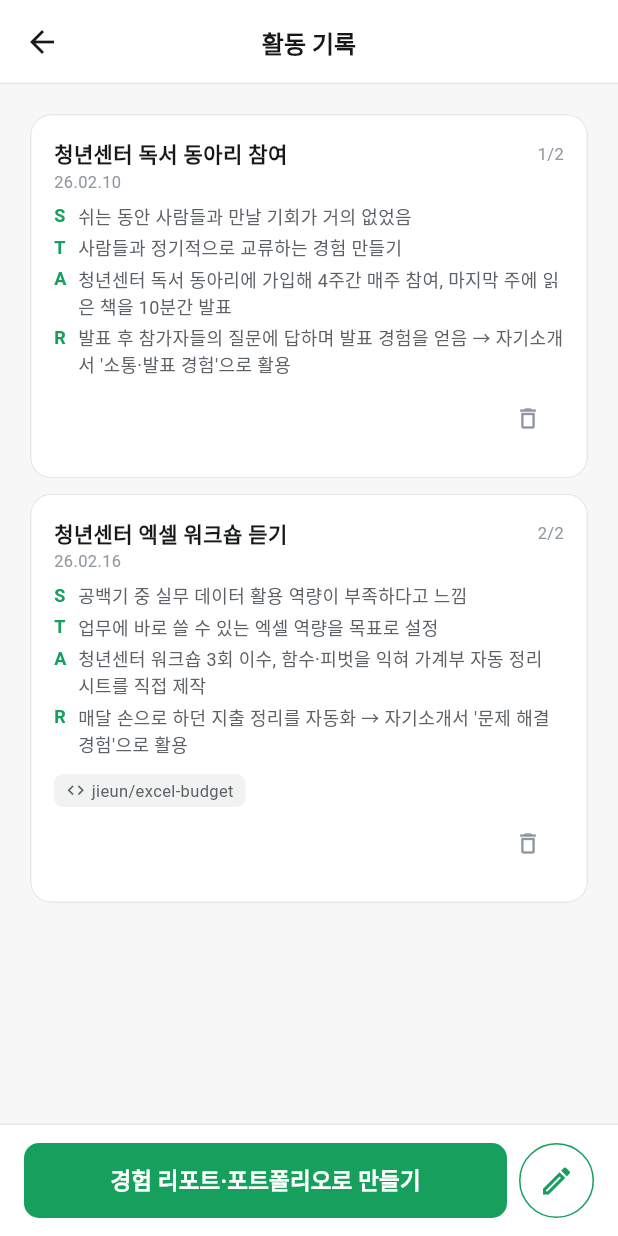
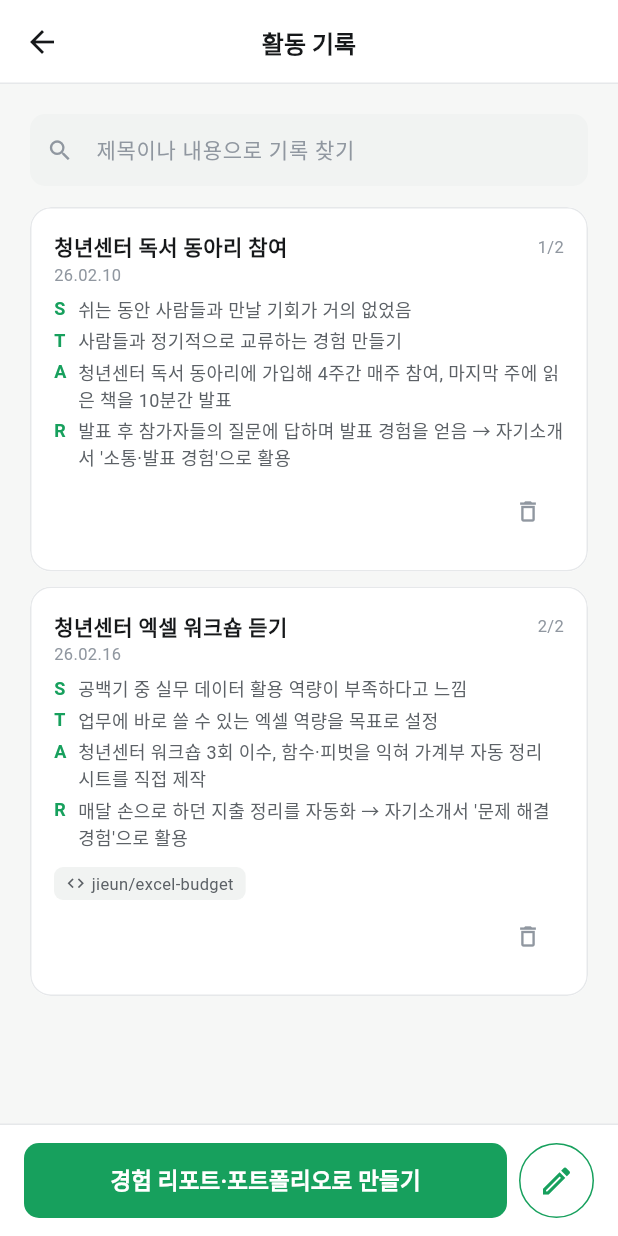
Before and after one commit to donghyun-03/Hangeoleum-UI, a Flutter app: the RecordListScreen screen opened by its route, on a phone screen of 412 x 824 dp. Run offline on Flutter 3.47's test engine with Material 3 defaults, Android fonts, the light colour scheme and no system bars; our stand-ins replace file_picker; Roboto replaces fonts that are missing (Pretendard).

Commit message:
feat: 활동 기록 검색

```diff
--- a/lib/screens/record/record_list_screen.dart
+++ b/lib/screens/record/record_list_screen.dart
@@ -1,5 +1,6 @@
 // 활동 기록 목록 (STAR 로 정리된 카드)
 // 연필 → 기록 작성 / 경험 리포트·포트폴리오로 만들기
+// 검색창: 제목 · 원문 · STAR 내용으로 찾기
 import 'package:flutter/material.dart';
 import 'package:provider/provider.dart';
 
@@ -9,8 +10,21 @@ import '../../state/app_state.dart';
 import '../../theme/app_theme.dart';
 import '../../widgets/common.dart';
 
-class RecordListScreen extends StatelessWidget {
+class RecordListScreen extends StatefulWidget {
   const RecordListScreen({super.key});
+
+  @override
+  State<RecordListScreen> createState() => _RecordListScreenState();
+}
+
+class _RecordListScreenState extends State<RecordListScreen> {
+  final _search = TextEditingController();
+
+  @override
+  void dispose() {
+    _search.dispose();
+    super.dispose();
+  }
 
   /// 'YY.MM.DD' → 정렬용 숫자 (예: 26.10.16 → 261016)
   static int _dateKey(String date) {
@@ -19,11 +33,17 @@ class RecordListScreen extends StatelessWidget {
     return parts.fold(0, (sum, p) => sum * 100 + (int.tryParse(p) ?? 0));
   }
 
+  /// 제목 · 원문 · STAR 에 검색어가 들어 있는지
+  static bool _matches(ActivityRecord r, String q) =>
+      [r.title, r.raw, r.star.s, r.star.t, r.star.a, r.star.r].any((t) => t.toLowerCase().contains(q));
+
   @override
   Widget build(BuildContext context) {
     final state = context.watch<AppState>();
     // 날짜 순(오래된 기록 → 최근 기록)으로 정렬
     final sorted = [...state.records]..sort((a, b) => _dateKey(a.date).compareTo(_dateKey(b.date)));
+    final q = _search.text.trim().toLowerCase();
+    final shown = q.isEmpty ? sorted : sorted.where((r) => _matches(r, q)).toList();
     return Scaffold(
       appBar: AppBar(title: const Text('활동 기록')),
       bottomNavigationBar: BottomBar(
@@ -58,12 +78,22 @@ class RecordListScreen extends StatelessWidget {
           : ListView(
               padding: const EdgeInsets.all(20),
               children: [
-                for (var i = 0; i < sorted.length; i++)
-                  RecordCard(
-                    record: sorted[i],
-                    order: '${i + 1}/${sorted.length}',
-                    onDelete: () => state.removeRecord(sorted[i].id),
-                  ),
+                SearchField(
+                  controller: _search,
+                  hint: '제목이나 내용으로 기록 찾기',
+                  onChanged: (_) => setState(() {}),
+                ),
+                const SizedBox(height: 14),
+                if (shown.isEmpty)
+                  const EmptyState(icon: Icons.search_off, title: '찾는 기록이 없어요', desc: '다른 단어로 검색해 보세요.')
+                else
+                  for (var i = 0; i < shown.length; i++)
+                    RecordCard(
+                      record: shown[i],
+                      // 검색 중에는 순서 번호를 숨김
+                      order: q.isEmpty ? '${i + 1}/${shown.length}' : null,
+                      onDelete: () => state.removeRecord(shown[i].id),
+                    ),
               ],
             ),
     );
```
